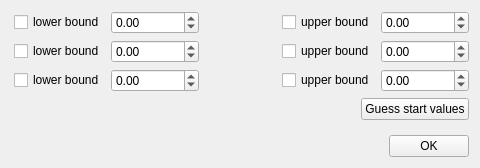
syncope/pensant, file pensant/ui/lorentzianModelFitParameters.ui: the form before one commit; both pictures show x 484 to 964 and y 0 to 168 of the 964 by 168 pixel window.
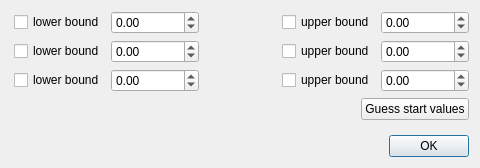
The form after the commit.

Commit message: + updated the default button to "Done", makes handling easier

```diff
--- a/pensant/ui/lorentzianModelFitParameters.ui
+++ b/pensant/ui/lorentzianModelFitParameters.ui
@@ -387,6 +387,9 @@
          <property name="text">
           <string>OK</string>
          </property>
+         <property name="default">
+          <bool>true</bool>
+         </property>
         </widget>
        </item>
       </layout>
```
The commit also changes 4 other files.
